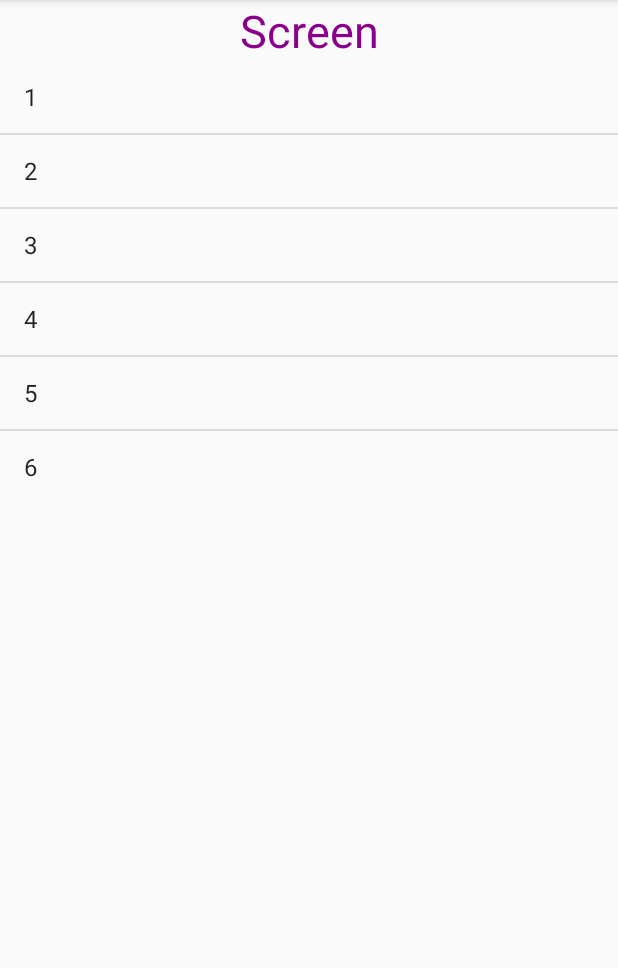
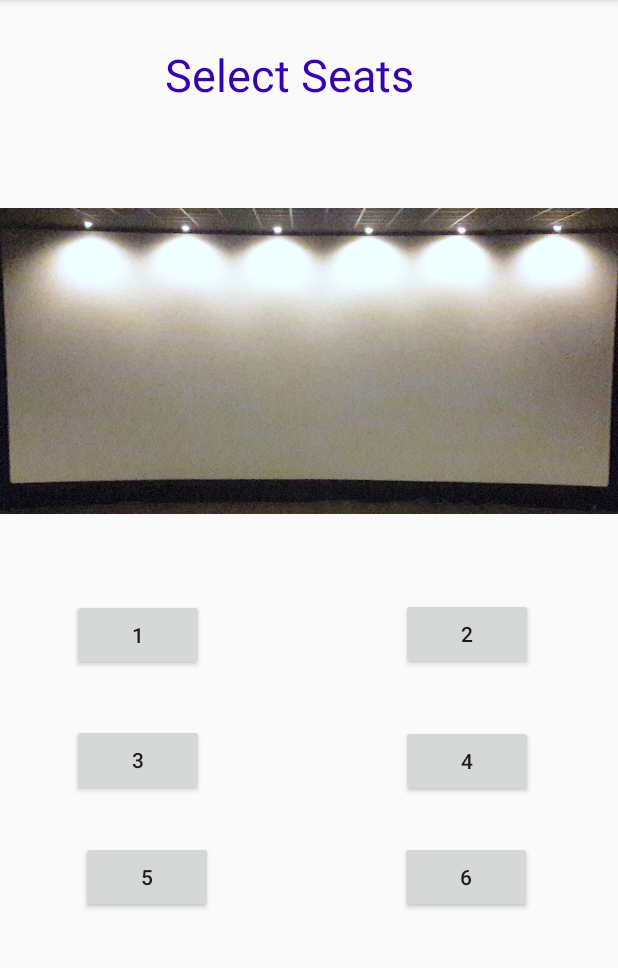
Before and after one commit to mdehsan873/MovieTicketBooking, an Android app: the Bookticket screen opened directly, with no data from a screen before it, after a tap on "7:00 AM", on a phone screen of 412 x 824 dp, the part 84-1052 px from its top. Run offline under Robolectric (Android 15) with nearby library versions, the phone set to English and light mode, and no system bars.

Commit message:
Initial commit

```diff
--- a/app/src/main/java/com/myjre/movieticketbooking/Bookticket.java
+++ b/app/src/main/java/com/myjre/movieticketbooking/Bookticket.java
@@ -9,17 +9,39 @@ import android.widget.Button;
 import android.widget.ListView;
 
 public class Bookticket extends AppCompatActivity {
-    Button morning;
+    Button morning,noon,evening;
 
     @Override
     protected void onCreate(Bundle savedInstanceState) {
         super.onCreate(savedInstanceState);
         setContentView(R.layout.activity_bookticket);
         morning=findViewById(R.id.morning);
+        noon=findViewById(R.id.noon);
+        evening=findViewById(R.id.evening);
         morning.setOnClickListener(new View.OnClickListener() {
             @Override
             public void onClick(View v) {
                 Intent intent=new Intent(Bookticket.this,seatings.class);
+                intent.putExtra("timing","7:00 AM");
+                intent.putExtra("cinema","PVR-VENUS GORAKHPUR");
+                startActivity(intent);
+            }
+        });
+        noon.setOnClickListener(new View.OnClickListener() {
+            @Override
+            public void onClick(View v) {
+                Intent intent=new Intent(Bookticket.this,seatings.class);
+                intent.putExtra("timing","12:00 PM");
+                intent.putExtra("cinema","PVR-VENUS GORAKHPUR");
+                startActivity(intent);
+            }
+        });
+        evening.setOnClickListener(new View.OnClickListener() {
+            @Override
+            public void onClick(View v) {
+                Intent intent=new Intent(Bookticket.this,seatings.class);
+                intent.putExtra("timing","6:00 PM");
+                intent.putExtra("cinema","PVR-VENUS GORAKHPUR");
                 startActivity(intent);
             }
         });
--- a/app/src/main/java/com/myjre/movieticketbooking/seatings.java
+++ b/app/src/main/java/com/myjre/movieticketbooking/seatings.java
@@ -2,21 +2,26 @@ package com.myjre.movieticketbooking;
 
 import androidx.appcompat.app.AppCompatActivity;
 
+import android.content.Context;
+import android.content.Intent;
 import android.os.Bundle;
 import android.widget.ArrayAdapter;
 import android.widget.ListView;
+import android.widget.Toast;
 
 public class seatings extends AppCompatActivity {
-    ListView listView;
-    String[] img={"1","2","3","4","5","6"};
+    String[] seat={"1","2","3","4","5","6"};
+    String cinema;
+    String timing;
 
     @Override
     protected void onCreate(Bundle savedInstanceState) {
         super.onCreate(savedInstanceState);
         setContentView(R.layout.activity_seatings);
-        listView=findViewById(R.id.list_item);
-        final ArrayAdapter<String> adapter = new ArrayAdapter<String>(this,
-               android.R.layout.simple_list_item_1, android.R.id.text1, img);
-        listView.setAdapter(adapter);
+        Intent intent=getIntent();
+        cinema=intent.getStringExtra("cinema");
+        timing=intent.getStringExtra("timing");
+     Toast.makeText(this,
+             timing,Toast.LENGTH_SHORT).show();
     }
 }
--- a/app/src/main/res/layout/activity_seatings.xml
+++ b/app/src/main/res/layout/activity_seatings.xml
@@ -1,22 +1,139 @@
 <?xml version="1.0" encoding="utf-8"?>
-<LinearLayout xmlns:android="http://schemas.android.com/apk/res/android"
+<androidx.constraintlayout.widget.ConstraintLayout xmlns:android="http://schemas.android.com/apk/res/android"
     xmlns:app="http://schemas.android.com/apk/res-auto"
     xmlns:tools="http://schemas.android.com/tools"
     android:layout_width="match_parent"
     android:layout_height="match_parent"
     android:orientation="vertical"
-    tools:context=".seatings">
+    tools:context=".seatings" >
 
     <TextView
-        android:layout_width="match_parent"
+        android:id="@+id/textView6"
+        android:layout_width="366dp"
+        android:layout_height="100dp"
+        android:layout_marginStart="10dp"
+        android:layout_marginLeft="1dp"
+        android:layout_marginEnd="353dp"
+        android:layout_marginRight="353dp"
+        android:layout_marginBottom="10dp"
+        android:text="Select Seats"
+        app:layout_constraintBottom_toTopOf="@+id/imageView"
+        app:layout_constraintEnd_toEndOf="parent"
+        app:layout_constraintHorizontal_bias="0.0"
+        app:layout_constraintStart_toStartOf="parent"
+        app:layout_constraintTop_toTopOf="parent"
+        app:layout_constraintVertical_bias="0.0"
+        android:textSize="30dp"
+        android:gravity="center"
+        android:textColor="@color/colorPrimaryDark"/>
+
+    <ImageView
+        android:id="@+id/imageView"
+        android:layout_width="437dp"
+        android:layout_height="233dp"
+
+        app:layout_constraintBottom_toBottomOf="parent"
+        app:layout_constraintEnd_toEndOf="parent"
+        app:layout_constraintStart_toStartOf="parent"
+        app:layout_constraintTop_toTopOf="parent"
+        app:layout_constraintVertical_bias="0.232"
+        app:srcCompat="@drawable/seats" />
+
+    <Button
+        android:id="@+id/one"
+        android:layout_width="wrap_content"
         android:layout_height="wrap_content"
-        android:gravity="center"
-        android:text="Screen"
-        android:textColor="	#8B008B"
-        android:textSize="30dp" />
+        android:layout_marginStart="47dp"
+        android:layout_marginLeft="47dp"
+        android:layout_marginTop="32dp"
+        android:layout_marginEnd="276dp"
+        android:layout_marginRight="276dp"
+        android:layout_marginBottom="16dp"
+        android:text="1"
+        app:layout_constraintBottom_toTopOf="@+id/three"
+        app:layout_constraintEnd_toEndOf="parent"
+        app:layout_constraintHorizontal_bias="1.0"
+        app:layout_constraintStart_toStartOf="parent"
+        app:layout_constraintTop_toBottomOf="@+id/imageView" />
 
-   <ListView
-       android:layout_width="match_parent"
-       android:layout_height="wrap_content"
-       android:id="@+id/list_item"/>
-</LinearLayout>
+    <Button
+        android:id="@+id/two"
+        android:layout_width="wrap_content"
+        android:layout_height="wrap_content"
+        android:layout_marginStart="131dp"
+        android:layout_marginLeft="131dp"
+        android:layout_marginTop="32dp"
+        android:layout_marginEnd="57dp"
+        android:layout_marginRight="57dp"
+        android:layout_marginBottom="17dp"
+        android:text="2"
+        app:layout_constraintBottom_toTopOf="@+id/four"
+        app:layout_constraintEnd_toEndOf="parent"
+        app:layout_constraintStart_toEndOf="@+id/one"
+        app:layout_constraintTop_toBottomOf="@+id/imageView" />
+
+    <Button
+        android:id="@+id/three"
+        android:layout_width="wrap_content"
+        android:layout_height="wrap_content"
+        android:layout_marginStart="47dp"
+        android:layout_marginLeft="47dp"
+        android:layout_marginTop="10dp"
+        android:layout_marginEnd="276dp"
+        android:layout_marginRight="276dp"
+        android:layout_marginBottom="10dp"
+        android:text="3"
+        app:layout_constraintBottom_toTopOf="@+id/five"
+        app:layout_constraintEnd_toEndOf="parent"
+        app:layout_constraintStart_toStartOf="parent"
+        app:layout_constraintTop_toBottomOf="@+id/one" />
+
+    <Button
+        android:id="@+id/four"
+        android:layout_width="wrap_content"
+        android:layout_height="wrap_content"
+        android:layout_marginStart="131dp"
+        android:layout_marginLeft="131dp"
+        android:layout_marginTop="10dp"
+        android:layout_marginEnd="57dp"
+        android:layout_marginRight="57dp"
+        android:layout_marginBottom="10dp"
+        android:text="4"
+        app:layout_constraintBottom_toTopOf="@+id/six"
+        app:layout_constraintEnd_toEndOf="parent"
+        app:layout_constraintStart_toEndOf="@+id/three"
+        app:layout_constraintTop_toBottomOf="@+id/two" />
+
+    <Button
+        android:id="@+id/six"
+        android:layout_width="wrap_content"
+        android:layout_height="wrap_content"
+        android:layout_marginStart="266dp"
+        android:layout_marginLeft="266dp"
+        android:layout_marginTop="10dp"
+        android:layout_marginEnd="57dp"
+        android:layout_marginRight="57dp"
+        android:layout_marginBottom="150dp"
+        android:text="6"
+        app:layout_constraintBottom_toBottomOf="parent"
+        app:layout_constraintEnd_toEndOf="parent"
+        app:layout_constraintStart_toStartOf="parent"
+        app:layout_constraintTop_toBottomOf="@+id/four" />
+
+    <Button
+        android:id="@+id/five"
+        android:layout_width="wrap_content"
+        android:layout_height="wrap_content"
+        android:layout_marginStart="54dp"
+        android:layout_marginLeft="54dp"
+        android:layout_marginTop="10dp"
+        android:layout_marginEnd="124dp"
+        android:layout_marginRight="124dp"
+        android:layout_marginBottom="150dp"
+        android:text="5"
+        app:layout_constraintBottom_toBottomOf="parent"
+        app:layout_constraintEnd_toStartOf="@+id/six"
+        app:layout_constraintHorizontal_bias="0.0"
+        app:layout_constraintStart_toStartOf="parent"
+        app:layout_constraintTop_toBottomOf="@+id/three" />
+</androidx.constraintlayout.widget.ConstraintLayout>
--- a/app/src/main/res/layout/seat.xml
+++ /dev/null
@@ -1,13 +0,0 @@
-<?xml version="1.0" encoding="utf-8"?>
-<LinearLayout xmlns:android="http://schemas.android.com/apk/res/android"
-    xmlns:app="http://schemas.android.com/apk/res-auto"
-    android:layout_width="match_parent"
-    android:layout_height="wrap_content">
-
-    <TextView
-        android:id="@+id/seats"
-        android:layout_width="wrap_content"
-        android:layout_height="wrap_content"
-
-        />
-</LinearLayout>
--- /dev/null
+++ b/build.gradle
@@ -0,0 +1,25 @@
+// Top-level build file where you can add configuration options common to all sub-projects/modules.
+buildscript {
+    repositories {
+        google()
+        jcenter()
+    }
+    dependencies {
+        classpath "com.android.tools.build:gradle:4.0.0"
+        classpath 'com.google.gms:google-services:4.3.4'
+
+        // NOTE: Do not place your application dependencies here; they belong
+        // in the individual module build.gradle files
+    }
+}
+
+allprojects {
+    repositories {
+        google()
+        jcenter()
+    }
+}
+
+task clean(type: Delete) {
+    delete rootProject.buildDir
+}
--- /dev/null
+++ b/gradle.properties
@@ -0,0 +1,19 @@
+# Project-wide Gradle settings.
+# IDE (e.g. Android Studio) users:
+# Gradle settings configured through the IDE *will override*
+# any settings specified in this file.
+# For more details on how to configure your build environment visit
+# http://www.gradle.org/docs/current/userguide/build_environment.html
+# Specifies the JVM arguments used for the daemon process.
+# The setting is particularly useful for tweaking memory settings.
+org.gradle.jvmargs=-Xmx2048m
+# When configured, Gradle will run in incubating parallel mode.
+# This option should only be used with decoupled projects. More details, visit
+# http://www.gradle.org/docs/current/userguide/multi_project_builds.html#sec:decoupled_projects
+# org.gradle.parallel=true
+# AndroidX package structure to make it clearer which packages are bundled with the
+# Android operating system, and which are packaged with your app"s APK
+# https://developer.android.com/topic/libraries/support-library/androidx-rn
+android.useAndroidX=true
+# Automatically convert third-party libraries to use AndroidX
+android.enableJetifier=true
--- /dev/null
+++ b/settings.gradle
@@ -0,0 +1,2 @@
+include ':app'
+rootProject.name = "Movie Ticket Booking"
```
Also changed, not shown: app/src/main/res/drawable/seat.png (deleted), app/src/main/res/drawable/seats.jpg (added), gradle/wrapper/gradle-wrapper.properties (added), 4 other files.
